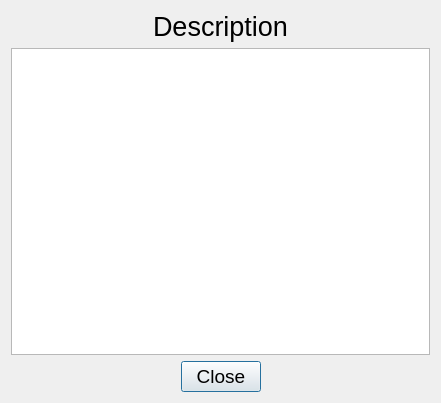
This is UI/descriptiondialog.ui in Mohsenhatami000/GameNet-Manager as Qt 5 draws it before an edit. The edited form follows.
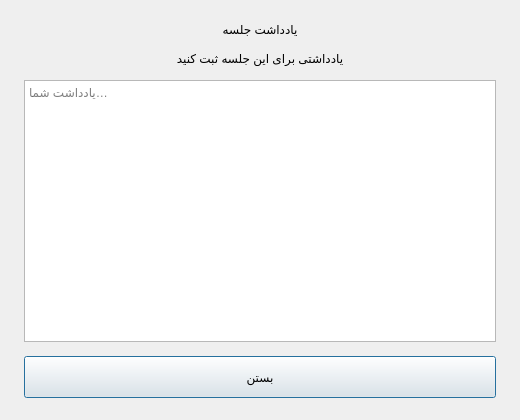
This is the edited form.

What changed in the file:
```diff
--- a/UI/descriptiondialog.ui
+++ b/UI/descriptiondialog.ui
@@ -2,97 +2,12 @@
 <ui version="4.0">
  <class>DescriptionDialog</class>
  <widget class="QDialog" name="DescriptionDialog">
-  <property name="geometry">
-   <rect>
-    <x>0</x>
-    <y>0</y>
-    <width>441</width>
-    <height>403</height>
-   </rect>
-  </property>
-  <property name="windowTitle">
-   <string>Dialog</string>
-  </property>
-  <layout class="QVBoxLayout" name="verticalLayout">
-   <item>
-    <widget class="QLabel" name="label_description">
-     <property name="font">
-      <font>
-       <pointsize>20</pointsize>
-      </font>
-     </property>
-     <property name="text">
-      <string>Description</string>
-     </property>
-     <property name="alignment">
-      <set>Qt::AlignmentFlag::AlignCenter</set>
-     </property>
-    </widget>
-   </item>
-   <item>
-    <widget class="QTextEdit" name="textEdit">
-     <property name="font">
-      <font>
-       <pointsize>14</pointsize>
-      </font>
-     </property>
-     <property name="layoutDirection">
-      <enum>Qt::LayoutDirection::RightToLeft</enum>
-     </property>
-     <property name="html">
-      <string>&lt;!DOCTYPE HTML PUBLIC &quot;-//W3C//DTD HTML 4.0//EN&quot; &quot;http://www.w3.org/TR/REC-html40/strict.dtd&quot;&gt;
-&lt;html&gt;&lt;head&gt;&lt;meta name=&quot;qrichtext&quot; content=&quot;1&quot; /&gt;&lt;meta charset=&quot;utf-8&quot; /&gt;&lt;style type=&quot;text/css&quot;&gt;
-p, li { white-space: pre-wrap; }
-hr { height: 1px; border-width: 0; }
-li.unchecked::marker { content: &quot;\2610&quot;; }
-li.checked::marker { content: &quot;\2612&quot;; }
-&lt;/style&gt;&lt;/head&gt;&lt;body style=&quot; font-family:'Segoe UI'; font-size:14pt; font-weight:400; font-style:normal;&quot;&gt;
-&lt;p align=&quot;right&quot; style=&quot;-qt-paragraph-type:empty; margin-top:0px; margin-bottom:0px; margin-left:0px; margin-right:0px; -qt-block-indent:0; text-indent:0px;&quot;&gt;&lt;br /&gt;&lt;/p&gt;&lt;/body&gt;&lt;/html&gt;</string>
-     </property>
-    </widget>
-   </item>
-   <item>
-    <layout class="QHBoxLayout" name="horizontalLayout">
-     <item>
-      <spacer name="horizontalSpacer">
-       <property name="orientation">
-        <enum>Qt::Orientation::Horizontal</enum>
-       </property>
-       <property name="sizeHint" stdset="0">
-        <size>
-         <width>40</width>
-         <height>20</height>
-        </size>
-       </property>
-      </spacer>
-     </item>
-     <item>
-      <widget class="QPushButton" name="pushButton_close">
-       <property name="font">
-        <font>
-         <pointsize>14</pointsize>
-        </font>
-       </property>
-       <property name="text">
-        <string>Close</string>
-       </property>
-      </widget>
-     </item>
-     <item>
-      <spacer name="horizontalSpacer_2">
-       <property name="orientation">
-        <enum>Qt::Orientation::Horizontal</enum>
-       </property>
-       <property name="sizeHint" stdset="0">
-        <size>
-         <width>40</width>
-         <height>20</height>
-        </size>
-       </property>
-      </spacer>
-     </item>
-    </layout>
-   </item>
+  <property name="geometry"><rect><x>0</x><y>0</y><width>520</width><height>420</height></rect></property><property name="minimumSize"><size><width>460</width><height>360</height></size></property><property name="windowTitle"><string>یادداشت جلسه</string></property><property name="modal"><bool>true</bool></property>
+  <layout class="QVBoxLayout" name="verticalLayout"><property name="leftMargin"><number>24</number></property><property name="topMargin"><number>22</number></property><property name="rightMargin"><number>24</number></property><property name="bottomMargin"><number>22</number></property><property name="spacing"><number>14</number></property>
+   <item><widget class="QLabel" name="label_description"><property name="text"><string>یادداشت جلسه</string></property><property name="alignment"><set>Qt::AlignmentFlag::AlignCenter</set></property></widget></item>
+   <item><widget class="QLabel" name="descriptionHint"><property name="text"><string>یادداشتی برای این جلسه ثبت کنید</string></property><property name="alignment"><set>Qt::AlignmentFlag::AlignCenter</set></property></widget></item>
+   <item><widget class="QTextEdit" name="textEdit"><property name="layoutDirection"><enum>Qt::LayoutDirection::RightToLeft</enum></property><property name="placeholderText"><string>یادداشت شما…</string></property></widget></item>
+   <item><widget class="QPushButton" name="pushButton_close"><property name="minimumSize"><size><width>0</width><height>42</height></size></property><property name="text"><string>بستن</string></property></widget></item>
   </layout>
  </widget>
  <resources/>
```
Left out of the diff: 4 changed lines with no effect on the pictures.
